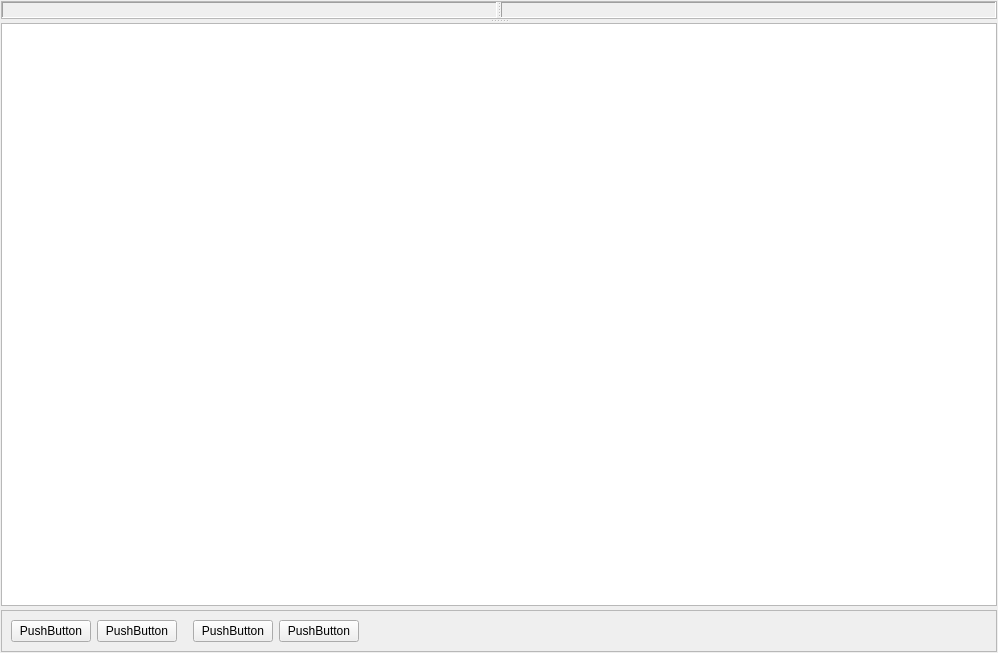
Qt form signal_analysis/visuals/channel/stab_signal/spectr/spectrstabvisualwidget.ui (grigp/a-analyser) before a commit.
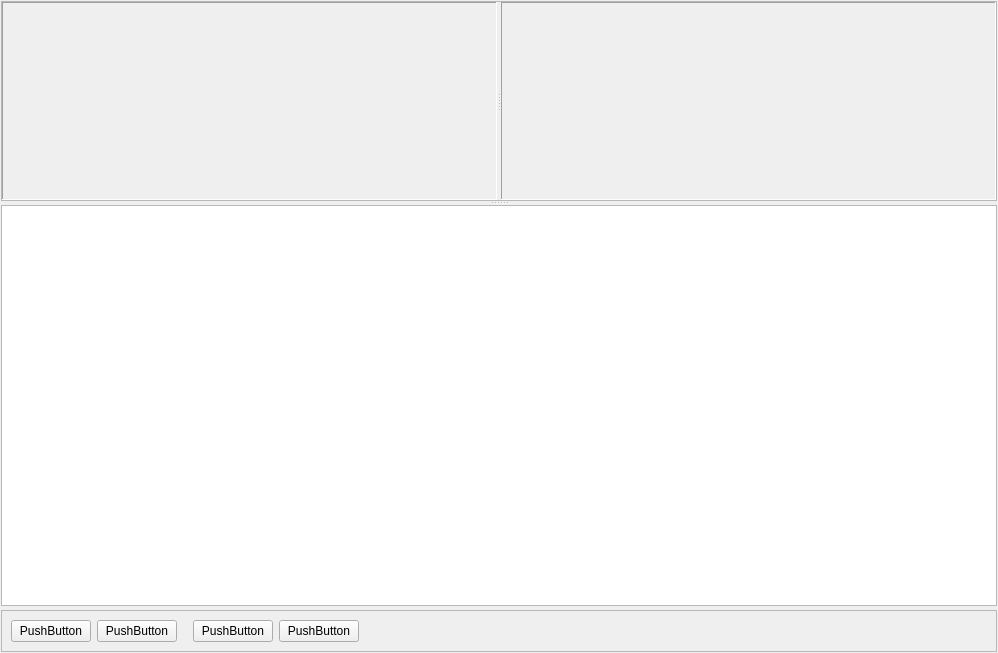
The same form after that commit.

The edit to the form file:
```diff
--- a/signal_analysis/visuals/channel/stab_signal/spectr/spectrstabvisualwidget.ui
+++ b/signal_analysis/visuals/channel/stab_signal/spectr/spectrstabvisualwidget.ui
@@ -41,6 +41,12 @@
         <verstretch>1</verstretch>
        </sizepolicy>
       </property>
+      <property name="minimumSize">
+       <size>
+        <width>0</width>
+        <height>200</height>
+       </size>
+      </property>
       <property name="frameShape">
        <enum>QFrame::StyledPanel</enum>
       </property>
```
Left out of the diff: 42 changed lines with no effect on the pictures.
